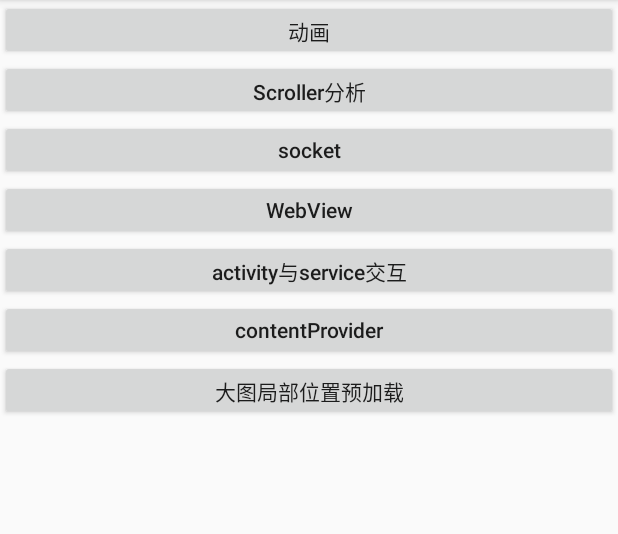
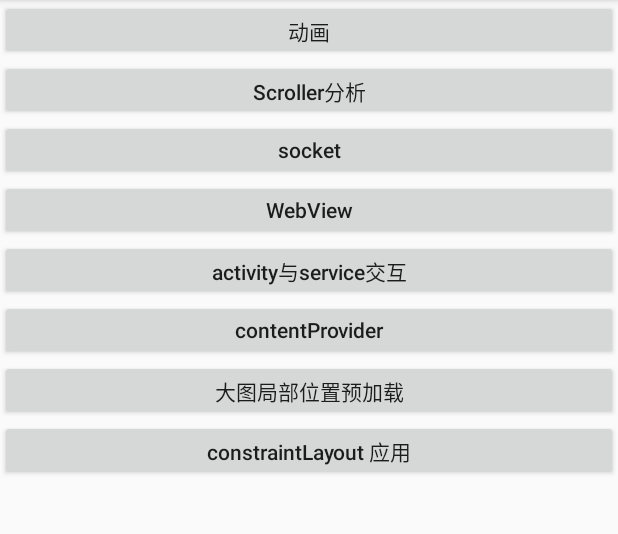
Before and after one commit to luckyXingYan/demo_ws, an Android app: the screen it shows after launch (MainActivity), on a phone screen of 412 x 824 dp, the part 84-618 px from its top. Run offline under Robolectric (Android 15) with nearby library versions, the phone set to English and light mode, and no system bars.

Commit message:
constraintLayout 样例

```diff
--- a/app/src/main/AndroidManifest.xml
+++ b/app/src/main/AndroidManifest.xml
@@ -16,6 +16,7 @@
         android:roundIcon="@mipmap/ic_launcher_round"
         android:supportsRtl="true"
         android:theme="@style/AppTheme">
+        <activity android:name=".ConstraintLayoutActivity"></activity>
         <activity android:name=".BitmapActivity" />
         <activity android:name=".ContentProviderActivity" />
         <activity android:name=".ServiceBinderActivity" />
@@ -25,7 +26,6 @@
         <activity android:name=".AnimatorActivity" />
         <activity android:name=".ScrollerActivity" />
         <activity android:name=".MainActivity" />
-
         <activity
             android:name=".SplashActivity"
             android:theme="@style/AppTheme.Launcher">
@@ -35,7 +35,6 @@
                 <category android:name="android.intent.category.LAUNCHER" />
             </intent-filter>
         </activity>
-
         <!--
         Binder  === bindService === 只适用于本应用程序内适用，即组件和Service在同一个进程中
         给清单文件的 <service> 配置此属性  android:process=":remote"  会报错
--- a/app/src/main/java/com/example/dragdemo/MainActivity.java
+++ b/app/src/main/java/com/example/dragdemo/MainActivity.java
@@ -1,8 +1,6 @@
 package com.example.dragdemo;
 
 import android.content.Intent;
-import android.graphics.Bitmap;
-import android.graphics.BitmapRegionDecoder;
 import android.os.Bundle;
 import android.support.v7.app.AppCompatActivity;
 import android.view.View;
@@ -18,6 +16,7 @@ public class MainActivity extends AppCompatActivity implements View.OnClickListe
     private Button btnActService;
     private Button btnCp;
     private Button btnBitmap;
+    private Button btnConstraintLayout;
 
     @Override
     protected void onCreate(Bundle savedInstanceState) {
@@ -34,6 +33,7 @@ public class MainActivity extends AppCompatActivity implements View.OnClickListe
         btnActService = (Button) findViewById(R.id.btn_act_service);
         btnCp = (Button) findViewById(R.id.btn_cp);
         btnBitmap = (Button) findViewById(R.id.btn_bitmap);
+        btnConstraintLayout = (Button) findViewById(R.id.btn_constraintLayout);
         btn15.setOnClickListener(this);
         btn_animator.setOnClickListener(this);
         btn_socket.setOnClickListener(this);
@@ -41,6 +41,7 @@ public class MainActivity extends AppCompatActivity implements View.OnClickListe
         btnWebView.setOnClickListener(this);
         btnCp.setOnClickListener(this);
         btnBitmap.setOnClickListener(this);
+        btnConstraintLayout.setOnClickListener(this);
     }
 
     @Override
@@ -63,12 +64,11 @@ public class MainActivity extends AppCompatActivity implements View.OnClickListe
                 break;
             case R.id.btn_cp://contentProvider
                 startActivity(new Intent(this, ContentProviderActivity.class));
-
-//                BitmapRegionDecoder bitmapRegionDecoder  = BitmapRegionDecoder.newInstance(null,true);
-//                Bitmap bitmap = bitmapRegionDecoder.decodeRegion()
                 break;
             case R.id.btn_bitmap://大图 局部位置 预加载
                 startActivity(new Intent(this, BitmapActivity.class));
+                break;
+            case R.id.btn_constraintLayout://constraintLayout 样例
                 break;
             default:
                 break;
--- a/app/src/main/res/layout/activity_main.xml
+++ b/app/src/main/res/layout/activity_main.xml
@@ -58,5 +58,12 @@
             android:layout_width="match_parent"
             android:layout_height="40dp"
             android:text="大图局部位置预加载" />
+
+        <Button
+            android:id="@+id/btn_constraintLayout"
+            android:layout_width="match_parent"
+            android:layout_height="40dp"
+            android:text="constraintLayout 应用"
+            android:textAllCaps="false" />
     </LinearLayout>
 </ScrollView>
```
Also changed, not shown: app/src/main/java/com/example/dragdemo/ConstraintLayoutActivity.java (added, +13 -0 lines), app/src/main/res/layout/activity_constraint_layout.xml (added, +44 -0 lines).
